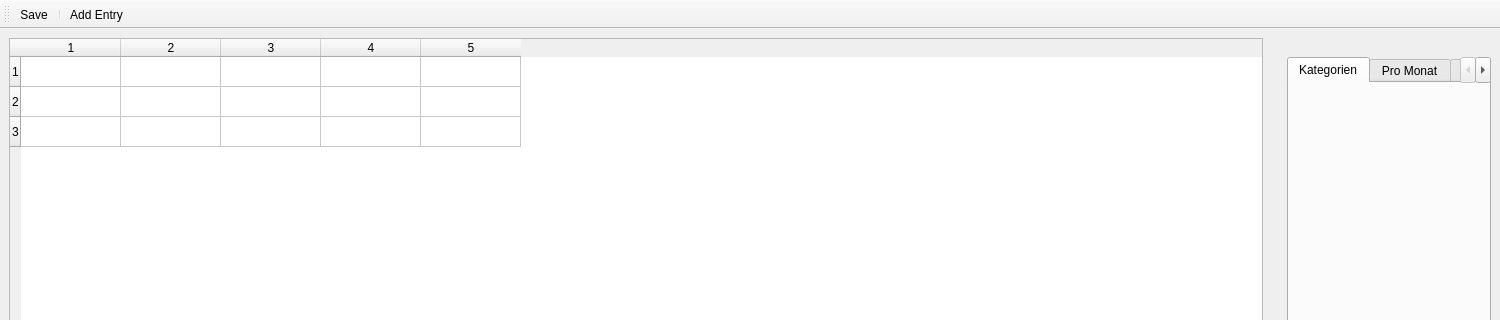
Above: main_window.ui from Nudin/microaccounting before the change; both pictures show x 0 to 1500 and y 0 to 320 of the 1500 by 800 pixel window. Below: the same form after it.
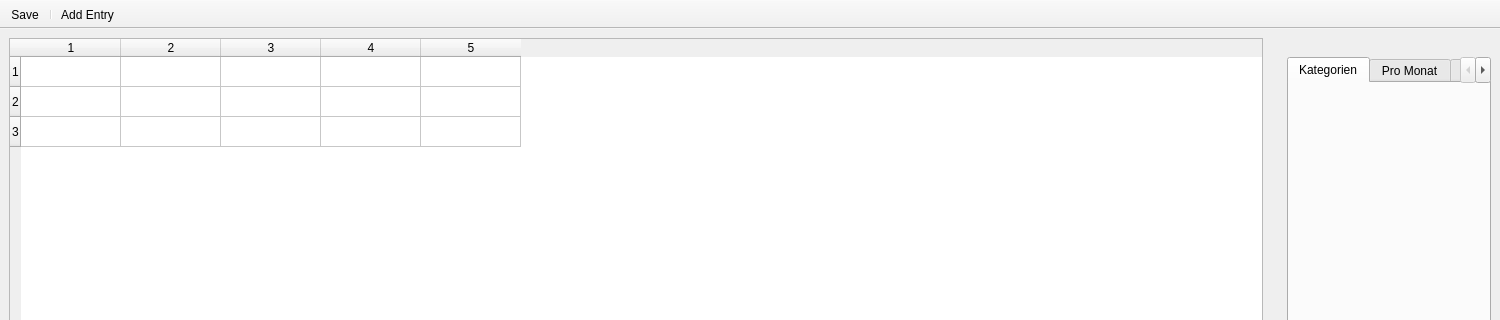
That is the form after the change. Icons and pictures are not drawn.

Commit message: Prevent toolBar to be hidden

Patch:
```diff
--- a/main_window.ui
+++ b/main_window.ui
@@ -39,8 +39,14 @@
    <property name="windowTitle">
     <string>toolBar</string>
    </property>
+   <property name="movable">
+    <bool>false</bool>
+   </property>
    <property name="toolButtonStyle">
-    <enum>Qt::ToolButtonIconOnly</enum>
+    <enum>Qt::ToolButtonTextBesideIcon</enum>
+   </property>
+   <property name="floatable">
+    <bool>false</bool>
    </property>
    <attribute name="toolBarArea">
     <enum>TopToolBarArea</enum>
```
The commit also changes 2 other files.
